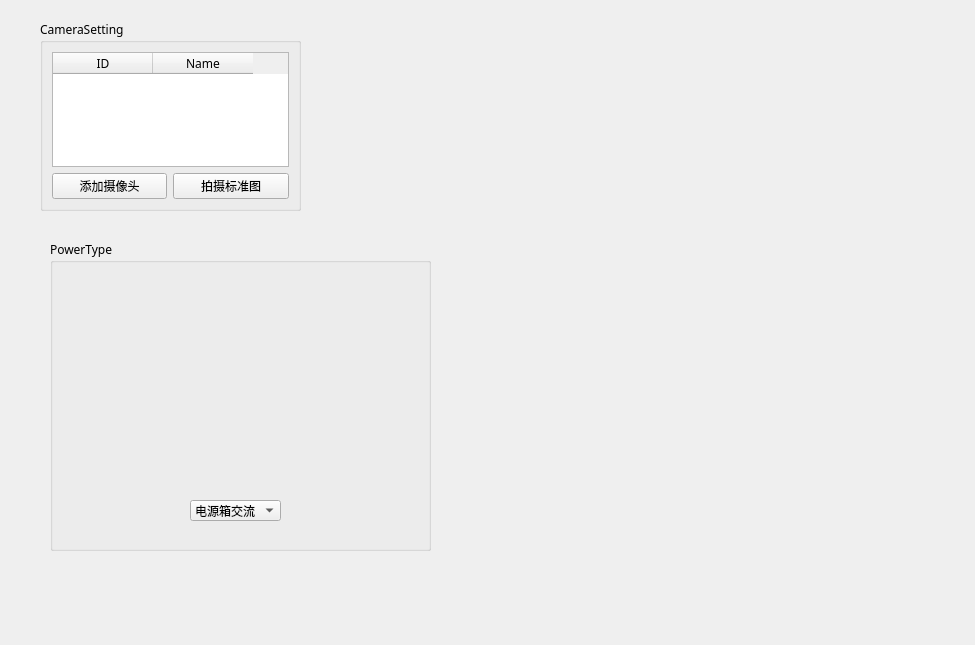
First picture: the form in mainwindow.ui, repository jeffreyyjp/TvSupervision, before the edit.
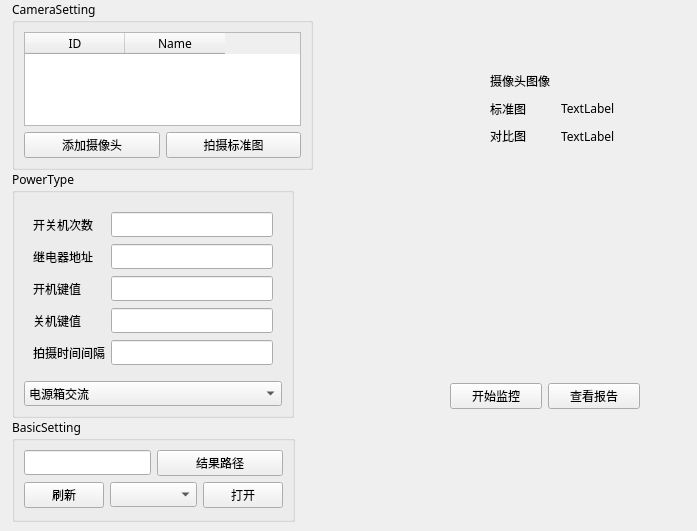
Second picture: the form after the edit. The open tabs and pages were chosen to show the change. Icons and pictures are not drawn.

```diff
--- a/mainwindow.ui
+++ b/mainwindow.ui
@@ -6,8 +6,8 @@
    <rect>
     <x>0</x>
     <y>0</y>
-    <width>975</width>
-    <height>645</height>
+    <width>697</width>
+    <height>531</height>
    </rect>
   </property>
   <property name="font">
@@ -25,10 +25,10 @@
   <widget class="QGroupBox" name="groupBox">
    <property name="geometry">
     <rect>
-     <x>40</x>
-     <y>20</y>
-     <width>261</width>
-     <height>191</height>
+     <x>12</x>
+     <y>0</y>
+     <width>301</width>
+     <height>170</height>
     </rect>
    </property>
    <property name="title">
@@ -71,55 +71,283 @@
   <widget class="QGroupBox" name="groupBox_2">
    <property name="geometry">
     <rect>
-     <x>50</x>
-     <y>240</y>
-     <width>381</width>
-     <height>311</height>
+     <x>12</x>
+     <y>170</y>
+     <width>282</width>
+     <height>248</height>
     </rect>
    </property>
    <property name="title">
     <string>PowerType</string>
    </property>
-   <widget class="QStackedWidget" name="stackedWidget">
-    <property name="geometry">
-     <rect>
-      <x>30</x>
-      <y>30</y>
-      <width>291</width>
-      <height>141</height>
-     </rect>
-    </property>
-    <property name="currentIndex">
-     <number>0</number>
-    </property>
-    <widget class="QWidget" name="power_box"/>
-    <widget class="QWidget" name="page_2"/>
-   </widget>
-   <widget class="QComboBox" name="comboBox">
-    <property name="geometry">
-     <rect>
-      <x>140</x>
-      <y>260</y>
-      <width>91</width>
-      <height>21</height>
-     </rect>
-    </property>
-    <item>
-     <property name="text">
-      <string>电源箱交流</string>
-     </property>
+   <layout class="QGridLayout" name="gridLayout_5">
+    <item row="0" column="0">
+     <widget class="QStackedWidget" name="stackedWidget">
+      <property name="currentIndex">
+       <number>0</number>
+      </property>
+      <widget class="QWidget" name="power_box">
+       <layout class="QGridLayout" name="gridLayout_2">
+        <item row="0" column="0">
+         <widget class="QLabel" name="label">
+          <property name="text">
+           <string>开关机次数</string>
+          </property>
+         </widget>
+        </item>
+        <item row="0" column="1">
+         <widget class="QLineEdit" name="txt_box_num"/>
+        </item>
+        <item row="1" column="0">
+         <widget class="QLabel" name="label_2">
+          <property name="text">
+           <string>拍摄时间间隔</string>
+          </property>
+         </widget>
+        </item>
+        <item row="1" column="1">
+         <widget class="QLineEdit" name="txt_box_interval"/>
+        </item>
+       </layout>
+      </widget>
+      <widget class="QWidget" name="direct_power">
+       <layout class="QGridLayout" name="gridLayout_3">
+        <item row="0" column="0">
+         <widget class="QLabel" name="label_3">
+          <property name="text">
+           <string>开关机次数</string>
+          </property>
+         </widget>
+        </item>
+        <item row="0" column="1">
+         <widget class="QLineEdit" name="txt_direct_num"/>
+        </item>
+        <item row="1" column="0">
+         <widget class="QLabel" name="label_4">
+          <property name="text">
+           <string>关机时间</string>
+          </property>
+         </widget>
+        </item>
+        <item row="1" column="1">
+         <widget class="QLineEdit" name="txt_direct_off_time"/>
+        </item>
+        <item row="2" column="0">
+         <widget class="QLabel" name="label_5">
+          <property name="text">
+           <string>电源键值</string>
+          </property>
+         </widget>
+        </item>
+        <item row="2" column="1">
+         <widget class="QLineEdit" name="txt_direct_power_key"/>
+        </item>
+        <item row="3" column="0">
+         <widget class="QLabel" name="label_6">
+          <property name="text">
+           <string>拍摄时间间隔</string>
+          </property>
+         </widget>
+        </item>
+        <item row="3" column="1">
+         <widget class="QLineEdit" name="txt_direct_interval"/>
+        </item>
+       </layout>
+      </widget>
+      <widget class="QWidget" name="pro800_power">
+       <layout class="QGridLayout" name="gridLayout_4">
+        <item row="0" column="0">
+         <widget class="QLabel" name="label_7">
+          <property name="text">
+           <string>开关机次数</string>
+          </property>
+         </widget>
+        </item>
+        <item row="0" column="1">
+         <widget class="QLineEdit" name="txt_cross_num"/>
+        </item>
+        <item row="1" column="0">
+         <widget class="QLabel" name="label_8">
+          <property name="text">
+           <string>继电器地址</string>
+          </property>
+         </widget>
+        </item>
+        <item row="1" column="1">
+         <widget class="QLineEdit" name="txt_cross_address"/>
+        </item>
+        <item row="2" column="0">
+         <widget class="QLabel" name="label_9">
+          <property name="text">
+           <string>开机键值</string>
+          </property>
+         </widget>
+        </item>
+        <item row="2" column="1">
+         <widget class="QLineEdit" name="txt_cross_on_key"/>
+        </item>
+        <item row="3" column="0">
+         <widget class="QLabel" name="label_10">
+          <property name="text">
+           <string>关机键值</string>
+          </property>
+         </widget>
+        </item>
+        <item row="3" column="1">
+         <widget class="QLineEdit" name="txt_cross_off_key"/>
+        </item>
+        <item row="4" column="0">
+         <widget class="QLabel" name="label_21">
+          <property name="text">
+           <string>拍摄时间间隔</string>
+          </property>
+         </widget>
+        </item>
+        <item row="4" column="1">
+         <widget class="QLineEdit" name="txt_cross_interval"/>
+        </item>
+       </layout>
+      </widget>
+     </widget>
     </item>
+    <item row="1" column="0">
+     <widget class="QComboBox" name="comboBox">
+      <item>
+       <property name="text">
+        <string>电源箱交流</string>
+       </property>
+      </item>
+      <item>
+       <property name="text">
+        <string>红外直流</string>
+       </property>
+      </item>
+      <item>
+       <property name="text">
+        <string>PRO800交流</string>
+       </property>
+      </item>
+     </widget>
+    </item>
+   </layout>
+  </widget>
+  <widget class="QGroupBox" name="groupBox_3">
+   <property name="geometry">
+    <rect>
+     <x>12</x>
+     <y>418</y>
+     <width>283</width>
+     <height>104</height>
+    </rect>
+   </property>
+   <property name="title">
+    <string>BasicSetting</string>
+   </property>
+   <layout class="QGridLayout" name="gridLayout_6">
+    <item row="0" column="0" colspan="2">
+     <widget class="QLineEdit" name="txt_result_dir"/>
+    </item>
+    <item row="0" column="2" colspan="2">
+     <widget class="QPushButton" name="btn_result_dir">
+      <property name="text">
+       <string>结果路径</string>
+      </property>
+     </widget>
+    </item>
+    <item row="1" column="0">
+     <widget class="QPushButton" name="btn_refresh_port">
+      <property name="text">
+       <string>刷新</string>
+      </property>
+     </widget>
+    </item>
+    <item row="1" column="1" colspan="2">
+     <widget class="QComboBox" name="com_port_list"/>
+    </item>
+    <item row="1" column="3">
+     <widget class="QPushButton" name="pushButton">
+      <property name="text">
+       <string>打开</string>
+      </property>
+     </widget>
+    </item>
+   </layout>
+  </widget>
+  <widget class="QWidget" name="">
+   <property name="geometry">
+    <rect>
+     <x>490</x>
+     <y>70</y>
+     <width>135</width>
+     <height>77</height>
+    </rect>
+   </property>
+   <layout class="QGridLayout" name="gridLayout_7">
+    <item row="0" column="0">
+     <widget class="QLabel" name="label_26">
+      <property name="text">
+       <string>摄像头图像</string>
+      </property>
+     </widget>
+    </item>
+    <item row="0" column="1">
+     <layout class="QHBoxLayout" name="horizontalLayout"/>
+    </item>
+    <item row="1" column="0">
+     <widget class="QLabel" name="label_24">
+      <property name="text">
+       <string>标准图</string>
+      </property>
+     </widget>
+    </item>
+    <item row="1" column="1">
+     <widget class="QLabel" name="label_22">
+      <property name="text">
+       <string>TextLabel</string>
+      </property>
+     </widget>
+    </item>
+    <item row="2" column="0">
+     <widget class="QLabel" name="label_25">
+      <property name="text">
+       <string>对比图</string>
+      </property>
+     </widget>
+    </item>
+    <item row="2" column="1">
+     <widget class="QLabel" name="label_23">
+      <property name="text">
+       <string>TextLabel</string>
+      </property>
+     </widget>
+    </item>
+   </layout>
+  </widget>
+  <widget class="QWidget" name="">
+   <property name="geometry">
+    <rect>
+     <x>450</x>
+     <y>380</y>
+     <width>190</width>
+     <height>32</height>
+    </rect>
+   </property>
+   <layout class="QHBoxLayout" name="horizontalLayout_2">
     <item>
-     <property name="text">
-      <string>红外直流</string>
-     </property>
+     <widget class="QPushButton" name="pushButton_2">
+      <property name="text">
+       <string>开始监控</string>
+      </property>
+     </widget>
     </item>
     <item>
-     <property name="text">
-      <string>PRO800交流</string>
-     </property>
+     <widget class="QPushButton" name="pushButton_3">
+      <property name="text">
+       <string>查看报告</string>
+      </property>
+     </widget>
     </item>
-   </widget>
+   </layout>
   </widget>
  </widget>
  <resources/>
```
Left out of the diff: 19 changed lines with no effect on the pictures.
